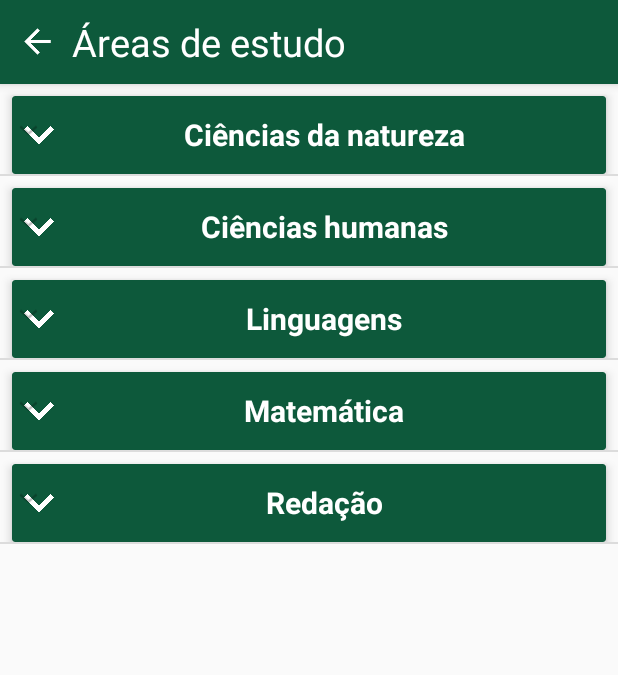
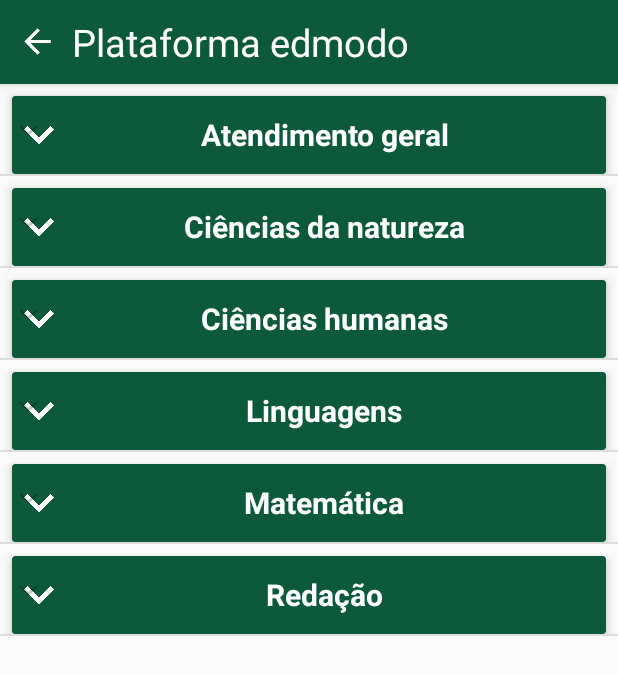
Before and after one commit to centralufabc/centralepufabc, an Android app: the lista_frentes screen opened directly, with no data from a screen before it, on a phone screen of 412 x 824 dp. Shown: the top 675 px of the screen. Run offline under Robolectric (Android 15) with nearby library versions, the phone set to English and light mode, and no system bars.

Commit message:
Coisa pra caralho

```diff
--- a/app/src/main/java/central/centralepufabc/ListAdapter.java
+++ b/app/src/main/java/central/centralepufabc/ListAdapter.java
@@ -83,8 +83,12 @@ public class ListAdapter extends BaseExpandableListAdapter {
             LayoutInflater inflater=(LayoutInflater) this.context.getSystemService(Context.LAYOUT_INFLATER_SERVICE);
             view=inflater.inflate(R.layout.layout_item_lista,null);
         }
+        String array[] = new String[2];
+        array = childText.split("-");
         TextView txtListChild=(TextView) view.findViewById(R.id.design_item_lista);
-        txtListChild.setText(childText);
+        txtListChild.setText(array[0]);
+        txtListChild=(TextView) view.findViewById(R.id.textView7);
+        txtListChild.setText("Código do Edmodo: "+array[1]);
         return view;
     }
 
--- a/app/src/main/java/central/centralepufabc/MainActivity.java
+++ b/app/src/main/java/central/centralepufabc/MainActivity.java
@@ -1178,9 +1178,9 @@ public class MainActivity extends AppCompatActivity
     }
 
     public void atualizarhorafretado(String estou, String vou){
-        fb = bd.query("dias", null, null, null, null, null, null);
+        /*fb = bd.query("dias", null, null, null, null, null, null);
         int a=fb.getCount();
-        Toast.makeText(this,String.valueOf(a),Toast.LENGTH_SHORT).show();
+        Toast.makeText(this,String.valueOf(a),Toast.LENGTH_SHORT).show();*/
         calendar = Calendar.getInstance(TimeZone.getTimeZone("Brazil/East"));
         dia = calendar.get(Calendar.DAY_OF_WEEK);
         hora_atual = calendar.get(Calendar.HOUR_OF_DAY);
--- a/app/src/main/java/central/centralepufabc/lista_frentes.java
+++ b/app/src/main/java/central/centralepufabc/lista_frentes.java
@@ -49,7 +49,7 @@ public class lista_frentes extends AppCompatActivity {
     private void initData() {
         listDataHeader=new ArrayList<>();
         listHash=new HashMap<>();
-
+        listDataHeader.add("Atendimento geral");
         listDataHeader.add("Ciências da natureza");
         listDataHeader.add("Ciências humanas");
         listDataHeader.add("Linguagens");
@@ -57,38 +57,76 @@ public class lista_frentes extends AppCompatActivity {
         listDataHeader.add("Redação");
 
 
-
+        List<String> zero=new ArrayList<>();
         List<String> um=new ArrayList<>();
         List<String> dois=new ArrayList<>();
         List<String> tres=new ArrayList<>();
         List<String> quatro=new ArrayList<>();
         List<String> cinco=new ArrayList<>();
 
+        zero.add("Atendimento geral-3wizpa");
+        listHash.put(listDataHeader.get(0),zero);
 
-        um.add("Física - Mecânica");
-        um.add("Física - Termologia");
-        um.add("Física - Eletromagnetismo");
-        listHash.put(listDataHeader.get(0),um);
+        um.add("Biologia, Santo André, Vespertino-d3ic8i");
+        um.add("Biologia, Santo André, Noturno-bjfcuw");
+        um.add("Biologia, São Bernardo, Vespertino-y5rxwd");
 
-        dois.add("História - História do Brasil");
-        dois.add("História - História geral");
-        dois.add("Geografia - Geofísica");
-        dois.add("Geografia - Geopolítica");
-        dois.add("Sociologia");
-        dois.add("Filosofia");
-        listHash.put(listDataHeader.get(1),dois);
-        tres.add("História da arte");
-        tres.add("Inglês");
-        tres.add("Literatura");
-        listHash.put(listDataHeader.get(2),tres);
-        quatro.add("Álgebra I");
-        quatro.add("Álgebra II");
-        quatro.add("Geometria I");
-        quatro.add("Geometria II");
-        quatro.add("Aula de exercícios");
-        listHash.put(listDataHeader.get(3),quatro);
-        cinco.add("Redação");
-        listHash.put(listDataHeader.get(4),cinco);
+        um.add("Física, Santo André, Vespertino-dpikks");
+        um.add("Física, Santo André, Noturno-w8mpgf");
+        um.add("Física, São Bernardo, Vespertino-2ayk5i");
+
+        um.add("Química, Santo André, Vespertino-psm6nw");
+        um.add("Química, Santo André, Noturno-48qixq");
+        um.add("Química, São Bernardo, Vespertino-tzq2df");
+
+
+        listHash.put(listDataHeader.get(1),um);
+
+        dois.add("Filosofia, Santo André, Vespertino-yhfyh3");
+        dois.add("Filosofia, Santo André, Noturno-a58kcx");
+        dois.add("Filosofia, São Bernardo, Vespertino-jwxk3p");
+
+        dois.add("Geografia, Santo André, Vespertino-ga27uj");
+        dois.add("Geografia, Santo André, Noturno-c9iqhb");
+        dois.add("Geografia, São Bernardo, Vespertino-2im6zr");
+
+        dois.add("História, Santo André, Vespertino-rvx2ns");
+        dois.add("História, Santo André, Noturno-evfhux");
+        dois.add("História, São Bernardo, Vespertino-895xye");
+
+        dois.add("História da Arte, Santo André, Vespertino-pn2ynq");
+        dois.add("História da Arte, Santo André, Noturno-nu9r4g");
+        dois.add("História da Arte, São Bernardo, Vespertino-eqeqkg");
+
+
+        dois.add("Sociologia, Santo André, Vespertino-7ijg9s");
+        dois.add("Sociologia, Santo André, Noturno-t3fws6");
+        dois.add("Sociologia, São Bernardo, Vespertino-5sifuj");
+
+
+
+
+
+        listHash.put(listDataHeader.get(2),dois);
+
+        tres.add("Gramática, Santo André, Vespertino-bns6bh");
+        tres.add("Gramática, Santo André, Noturno-6gte4b");
+        tres.add("Gramática, São Bernardo, Vespertino-bnv2iz");
+        tres.add("Inglês, Santo André, Vespertino-3jw33z");
+        tres.add("Inglês, Santo André, Noturno-8fwrsb");
+        tres.add("Inglês, São Bernardo, Vespertino-a4t76d");
+        tres.add("Literatura, Santo André, Vespertino-hxz6bt");
+        tres.add("Literatura, Santo André, Noturno-73ju3q");
+        tres.add("Literatura, São Bernardo, Vespertino-3xb9x7");
+        listHash.put(listDataHeader.get(3),tres);
+        quatro.add("Matemática, Santo André, Vespertino-5tzrhr");
+        quatro.add("Matemática, Santo André, Noturno-2ra7gx");
+        quatro.add("Matemática, São Bernardo, Vespertino-7mif8i");
+        listHash.put(listDataHeader.get(4),quatro);
+        cinco.add("Redação, Santo Andre, Vespertino-8zr8wb");
+        cinco.add("Redação, Santo Andre, Noturno-7xqczt");
+        cinco.add("Redação, São Bernardo, Vespertino-5px7fv");
+        listHash.put(listDataHeader.get(5),cinco);
 
 
     }
--- a/app/src/main/res/layout/activity_lista_frentes.xml
+++ b/app/src/main/res/layout/activity_lista_frentes.xml
@@ -39,7 +39,7 @@
                 android:layout_marginLeft="8dp"
                 android:layout_marginStart="8dp"
                 android:gravity="center_vertical"
-                android:text="Áreas de estudo"
+                android:text="Plataforma edmodo"
                 android:textColor="#ffffffff"
                 android:textSize="25sp" />
 
--- a/app/src/main/res/layout/content_bugs.xml
+++ b/app/src/main/res/layout/content_bugs.xml
@@ -115,7 +115,7 @@
                 android:text="Avaliar"
                 android:textColor="@color/colorPrimaryText"
                 android:textSize="16sp"
-                android:tag="https://play.google.com/store/apps/details?id=com.centralufabc.centralepufabc"/>
+                android:tag="https://play.google.com/store/apps/details?id=central.centralepufabc"/>
 
         </LinearLayout>
 
--- a/app/src/main/res/menu/activity_main_drawer.xml
+++ b/app/src/main/res/menu/activity_main_drawer.xml
@@ -14,7 +14,7 @@
         <item
             android:id="@+id/nav_cronograma"
             android:icon="@drawable/cronograma"
-            android:title="Áreas de estudo" />
+            android:title="Plataforma edmodo" />
 
         <item
             android:id="@+id/nav_monitoria"
```
Also changed, not shown: app/src/main/java/central/centralepufabc/Monitoria_codigo.java (added, +31 -0 lines), app/src/main/java/central/centralepufabc/fretado.java (+5 -5 lines), app/src/main/res/layout/layout_item_lista.xml (+59 -42 lines).
